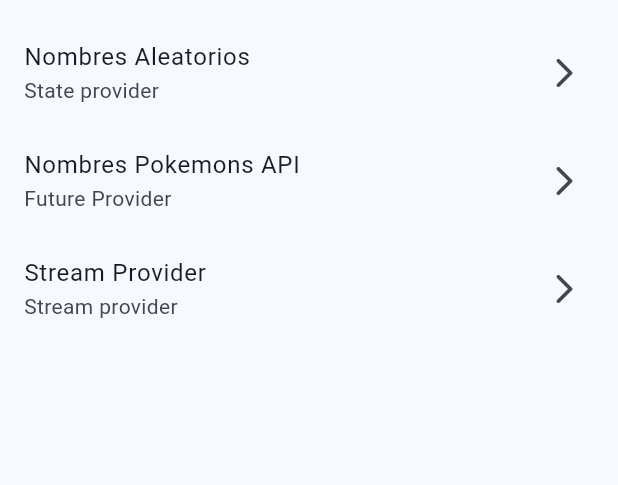
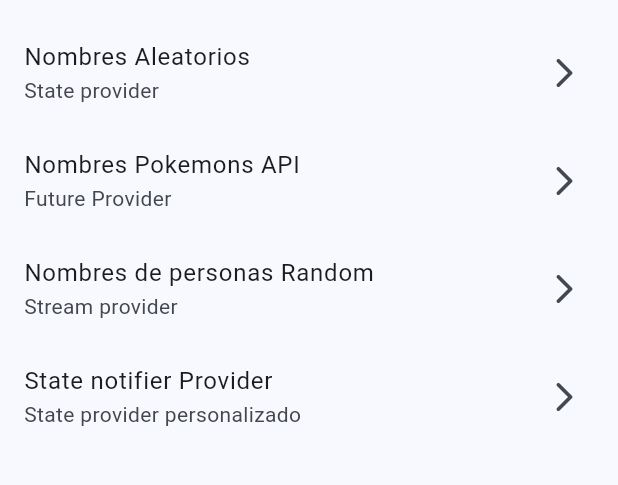
Before and after one commit to EdwinBikes/PokemonApiApp, a Flutter app: the screen it shows after launch, on a phone screen of 412 x 824 dp, the part 65-550 px from its top. Run offline on Flutter 3.47's test engine with Material 2 defaults, Android fonts, the phone set to English and light mode, and no system bars; our stand-ins replace dio, flutter_riverpod, go_router, google_fonts; missing offline and left inert: random_name_generator.

Commit message:
change screen random names

```diff
--- a/riverapp/lib/config/helpers/random_generator.dart
+++ b/riverapp/lib/config/helpers/random_generator.dart
@@ -5,4 +5,10 @@
     final randomNames = RandomNames(Zone.spain);
     return randomNames.fullName();
   }
+
+  static Stream<String> randomNamesStream() {
+    return Stream.periodic(const Duration(seconds: 2), (i) {
+      return getRandomName();
+    });
+  }
 }
--- a/riverapp/lib/config/router/app_router.dart
+++ b/riverapp/lib/config/router/app_router.dart
@@ -18,4 +18,8 @@
     path: '/stream-provider',
     builder: (context, state) => const StreamScreen(),
   ),
+  GoRoute(
+    path: '/state-notifier-provider',
+    builder: (context, state) => const TodosScreen(),
+  ),
 ]);
--- a/riverapp/lib/presentation/presentation.dart
+++ b/riverapp/lib/presentation/presentation.dart
@@ -1,7 +1,9 @@
-export 'package:riverapp/presentation/screens/future_provider.dart/pokemon_screen.dart';
-export 'package:riverapp/presentation/screens/stream-provider/stream_screen.dart';
-
 export 'providers/pokemon_provider.dart';
 export 'providers/random_name_provider.dart';
+export 'providers/random_names_provider.dart';
+export 'providers/todos_provider.dart';
+export 'screens/future_provider.dart/pokemon_screen.dart';
 export 'screens/home/home_screen.dart';
+export 'screens/state-notifier-provider/todos_screen.dart';
 export 'screens/state_provider/state_provider_screen.dart';
+export 'screens/stream-provider/stream_screen.dart';
--- a/riverapp/lib/presentation/screens/home/home_screen.dart
+++ b/riverapp/lib/presentation/screens/home/home_screen.dart
@@ -33,9 +33,14 @@
           location: "/future-provider",
         ),
         _CustomListTile(
-          title: "Stream Provider",
+          title: "Nombres de personas Random",
           subTitle: "Stream provider",
           location: "/stream-provider",
+        ),
+        _CustomListTile(
+          title: "State notifier Provider",
+          subTitle: "State provider personalizado",
+          location: "/state-notifier-provider",
         ),
       ],
     );
--- a/riverapp/pubspec.yaml
+++ b/riverapp/pubspec.yaml
@@ -16,6 +16,7 @@
   go_router: ^12.1.1
   google_fonts: ^6.1.0
   random_name_generator: ^1.2.0
+  uuid: ^4.2.1
 
 dev_dependencies:
   flutter_lints: ^2.0.0
```
Also changed, not shown: riverapp/lib/domain/entities/todo.dart (added, +25 -0 lines), riverapp/lib/presentation/providers/random_names_provider.dart (added, +25 -0 lines), riverapp/lib/presentation/providers/todos_provider.dart (added, +43 -0 lines), riverapp/lib/presentation/screens/future_provider.dart/pokemon_screen.dart (+10 -1 lines), riverapp/lib/presentation/screens/state-notifier-provider/todos_screen.dart (added, +45 -0 lines), riverapp/lib/presentation/screens/stream-provider/stream_screen.dart (+22 -2 lines), riverapp/pubspec.lock, 1 other file.
